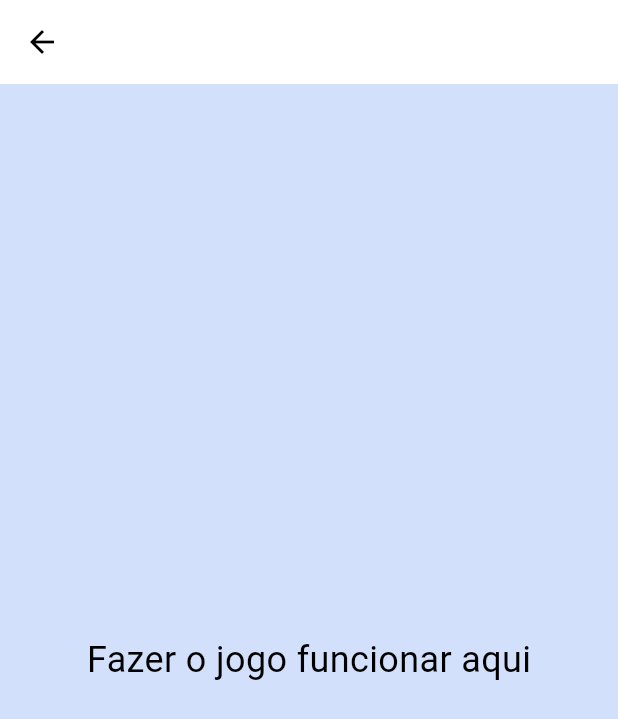
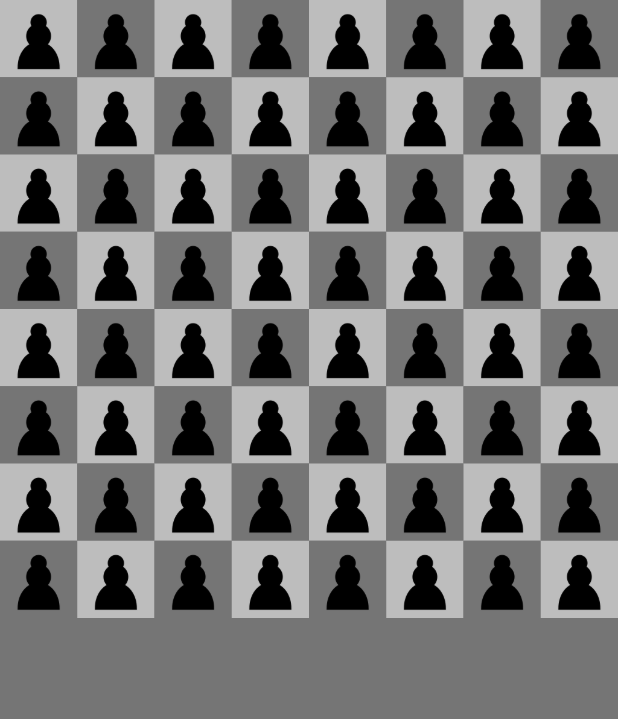
Before and after one commit to KaKeeM/FlutterChessGame, a Flutter app: the GameScreen screen opened directly, on a phone screen of 412 x 824 dp. Shown: the top 719 px of the screen. Run offline on Flutter 3.47's test engine with Material 3 defaults, Android fonts, the phone set to English and light mode, and no system bars.

Commit message:
peças e board adicionados

```diff
--- /dev/null
+++ b/flutter_chess_game/lib/components/piece.dart
@@ -0,0 +1,13 @@
+enum ChessPieceType{pawn, rook, knight, bishop, queen, king}
+
+class ChessPiece{
+  final ChessPieceType type;
+  final bool isWhite;
+  final String imagePath;
+
+  ChessPiece({
+    required this.type,
+    required this.isWhite,
+    required this.imagePath,
+  });
+}
--- /dev/null
+++ b/flutter_chess_game/lib/components/square.dart
@@ -0,0 +1,27 @@
+import 'package:flutter/cupertino.dart';
+import 'package:flutter/material.dart';
+import 'package:flutter_chess_game/components/piece.dart';
+
+import '../values/colors.dart';
+
+class Square extends StatelessWidget{
+  final bool isWhite;
+  final ChessPiece? piece;
+
+  const Square({
+    super.key,
+    required this.isWhite,
+    required this.piece,
+  });
+
+  Widget build(BuildContext context){
+    return Container(
+      color: isWhite ? foregroundColor : backgroundColor,
+      child: piece != null
+          ? Image.asset(
+            piece!.imagePath,
+            color: piece!.isWhite ? Colors.white : Colors.black,
+      ) : null,
+    );
+  }
+}
--- /dev/null
+++ b/flutter_chess_game/lib/helper/helper_methods.dart
@@ -0,0 +1,7 @@
+bool isWhite(int index) {
+  int x = index ~/8;
+  int y = index % 8;
+  bool isWhite = (x + y) % 2 == 0;
+
+  return isWhite;
+}
--- a/flutter_chess_game/lib/screens/game_screen.dart
+++ b/flutter_chess_game/lib/screens/game_screen.dart
@@ -1,16 +1,34 @@
 import 'package:flutter/material.dart';
+import 'package:flutter_chess_game/components/piece.dart';
+import 'package:flutter_chess_game/components/square.dart';
+import 'package:flutter_chess_game/helper/helper_methods.dart';
+import 'package:flutter_chess_game/values/colors.dart';
 
-class GameScreen extends StatelessWidget {
+class GameScreen extends StatefulWidget {
+  const GameScreen({super.key});
+
+  State<GameScreen> createState() => _gameScreenState();
+}
+
+class _gameScreenState extends State<GameScreen> {
+  ChessPiece myPawn = ChessPiece(
+      type: ChessPieceType.pawn,
+      isWhite: false,
+      imagePath: 'lib/images/black-pawn.png');
+
   @override
   Widget build(BuildContext context) {
     return Scaffold(
-      appBar: AppBar(
-      ),
-      body: Center(
-        child: Text(
-          'Fazer o jogo funcionar aqui',
-          style: TextStyle(fontSize: 24),
-        ),
+      backgroundColor: backgroundColor,
+      body: GridView.builder(
+        gridDelegate:
+        const SliverGridDelegateWithFixedCrossAxisCount(crossAxisCount: 8),
+        itemCount: 8 * 8,
+        physics: const NeverScrollableScrollPhysics(),
+        itemBuilder: (context, index) => Square(
+          isWhite: isWhite(index),
+          piece: myPawn,
+        )
       ),
     );
   }
--- /dev/null
+++ b/flutter_chess_game/lib/values/colors.dart
@@ -0,0 +1,5 @@
+
+import 'package:flutter/material.dart';
+
+var backgroundColor = Colors.grey[600];
+var foregroundColor = Colors.grey[400];
--- a/flutter_chess_game/pubspec.yaml
+++ b/flutter_chess_game/pubspec.yaml
@@ -59,8 +59,8 @@ flutter:
   uses-material-design: true
 
   # To add assets to your application, add an assets section, like this:
-  # assets:
-  #   - images/a_dot_burr.jpeg
+  assets:
+    - lib/images/
   #   - images/a_dot_ham.jpeg
 
   # An image asset can refer to one or more resolution-specific "variants", see
```
Also changed, not shown: flutter_chess_game/lib/images/black-bishop.png (added), flutter_chess_game/lib/images/black-king.png (added), flutter_chess_game/lib/images/black-knight.png (added), flutter_chess_game/lib/images/black-pawn.png (added), flutter_chess_game/lib/images/black-queen.png (added), flutter_chess_game/lib/images/black-rook.png (added), flutter_chess_game/lib/images/white-bishop.png (added), flutter_chess_game/lib/images/white-king.png (added), flutter_chess_game/lib/images/white-knight.png (added), flutter_chess_game/lib/images/white-pawn.png (added), flutter_chess_game/lib/images/white-queen.png (added), flutter_chess_game/lib/images/white-rook.png (added).
